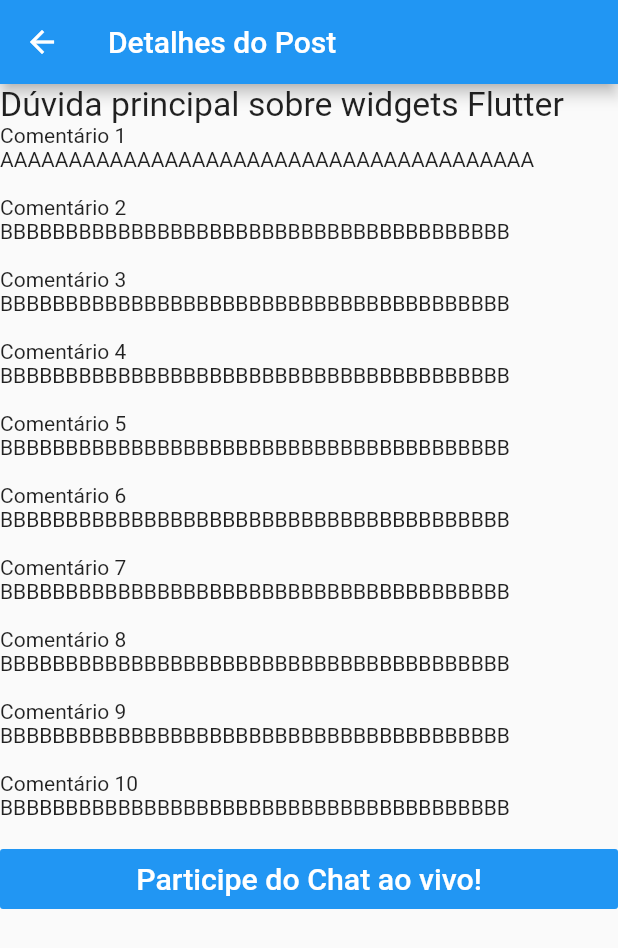
After one commit to josenelsoncultri/AskFlutter, a Flutter app: the PostDetail screen opened directly, on a phone screen of 412 x 824 dp. The commit adds this screen. Shown: the top 948 px of the screen. Run offline on Flutter 3.47's test engine with Material 2 defaults, Android fonts, the phone set to English and light mode, and no system bars.

Commit message:
Criando tela de detalhe do post

```diff
--- /dev/null
+++ b/askflutter/lib/post_detail.dart
@@ -0,0 +1,50 @@
+import 'package:flutter/material.dart';
+import 'package:flutter/widgets.dart';
+
+class PostDetail extends StatefulWidget
+{
+  @override
+  _PostDetail createState() => _PostDetail();
+}
+
+class _PostDetail extends State<PostDetail>{
+  @override
+  Widget build(BuildContext context){
+    return new Scaffold(
+        appBar: new AppBar(
+          title: new Text("Detalhes do Post"),
+        ),
+        body: ListView(
+        children: <Widget>[
+          Text("Dúvida principal sobre widgets Flutter",
+            style: TextStyle(fontSize: 22.5),
+          ),
+          Text("Comentário 1 AAAAAAAAAAAAAAAAAAAAAAAAAAAAAAAAAAAAAAA\n"),
+          Text("Comentário 2 BBBBBBBBBBBBBBBBBBBBBBBBBBBBBBBBBBBBBBB\n"),
+          Text("Comentário 3 BBBBBBBBBBBBBBBBBBBBBBBBBBBBBBBBBBBBBBB\n"),
+          Text("Comentário 4 BBBBBBBBBBBBBBBBBBBBBBBBBBBBBBBBBBBBBBB\n"),
+          Text("Comentário 5 BBBBBBBBBBBBBBBBBBBBBBBBBBBBBBBBBBBBBBB\n"),
+          Text("Comentário 6 BBBBBBBBBBBBBBBBBBBBBBBBBBBBBBBBBBBBBBB\n"),
+          Text("Comentário 7 BBBBBBBBBBBBBBBBBBBBBBBBBBBBBBBBBBBBBBB\n"),
+          Text("Comentário 8 BBBBBBBBBBBBBBBBBBBBBBBBBBBBBBBBBBBBBBB\n"),
+          Text("Comentário 9 BBBBBBBBBBBBBBBBBBBBBBBBBBBBBBBBBBBBBBB\n"),
+          Text("Comentário 10 BBBBBBBBBBBBBBBBBBBBBBBBBBBBBBBBBBBBBBB\n"),
+            FlatButton(
+            color: Colors.blue,
+            textColor: Colors.white,
+            disabledColor: Colors.grey,
+            disabledTextColor: Colors.black,
+            padding: EdgeInsets.all(8.0),
+            splashColor: Colors.blueAccent,
+            onPressed: () {
+            },
+            child: Text(
+              "Participe do Chat ao vivo!",
+              style: TextStyle(fontSize: 20.20),
+            ),
+          )
+        ],
+      )
+    );
+  }
+}
```
Also changed, not shown: askflutter/lib/home.dart (+13 -0 lines), askflutter/lib/login.dart (+5 -5 lines), askflutter/lib/menu.dart (+10 -28 lines).
